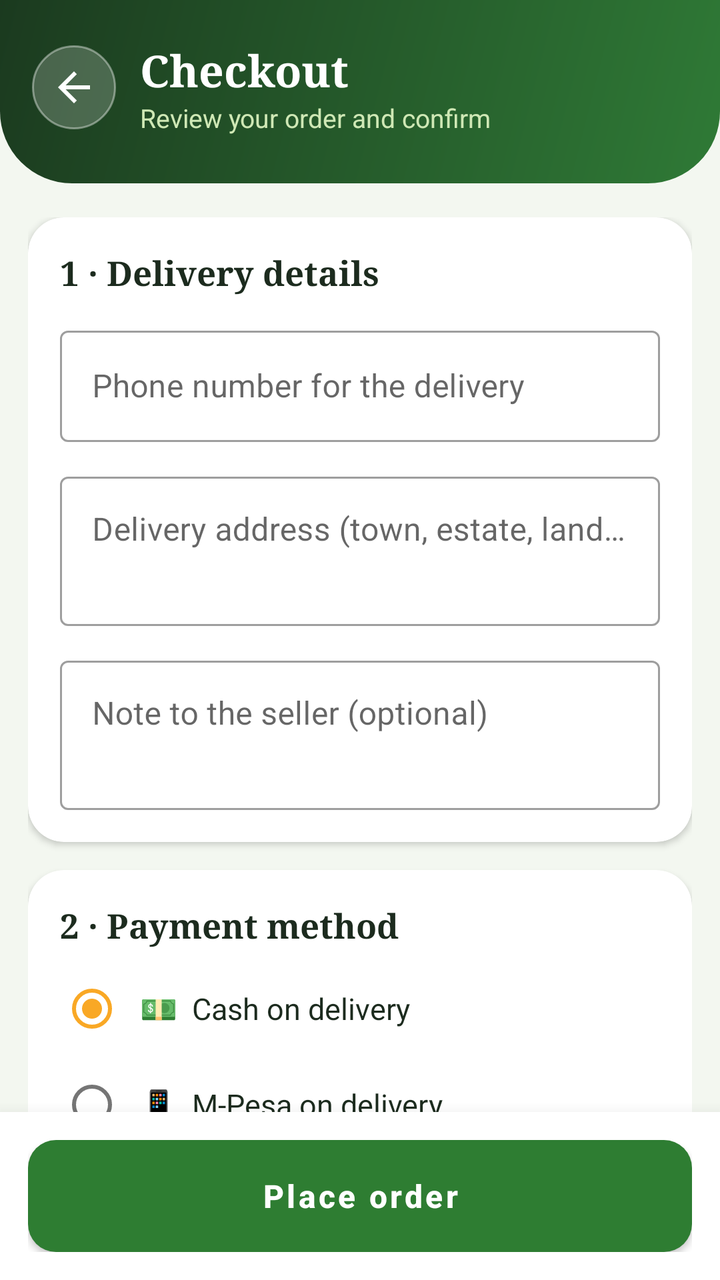
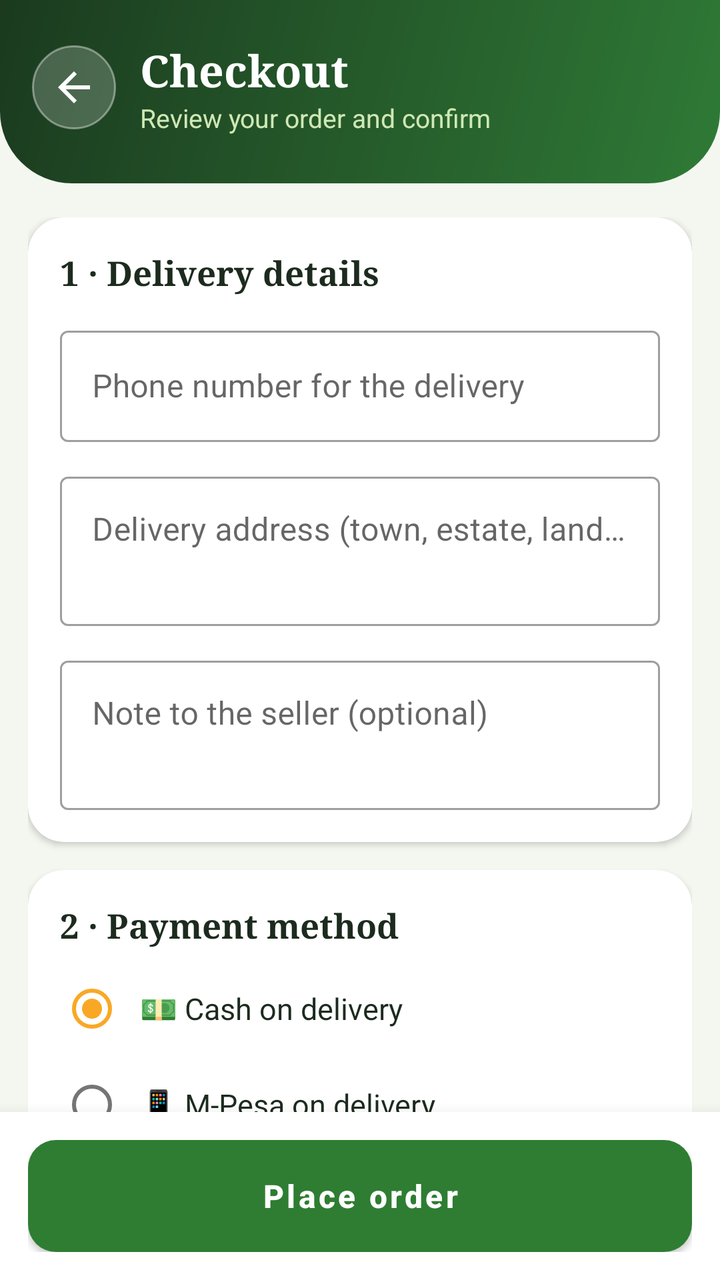

Screens rendered from an Android XML layout before and after an edit, with the pre-edit source and the edit as a unified diff.
<!-- AndroidManifest.xml: activity theme Theme.FarmConnect.FarmerDash -->
<!-- res/layout/activity_checkout.xml -->
<?xml version="1.0" encoding="utf-8"?>
<LinearLayout xmlns:android="http://schemas.android.com/apk/res/android"
    xmlns:app="http://schemas.android.com/apk/res-auto"
    android:layout_width="match_parent" android:layout_height="match_parent"
    android:background="@color/fc_bg" android:orientation="vertical">

    <LinearLayout android:layout_width="match_parent" android:layout_height="wrap_content"
        android:background="@drawable/bg_dash_header" android:gravity="center_vertical" android:orientation="horizontal"
        android:paddingBottom="24dp" android:paddingEnd="16dp" android:paddingStart="16dp" android:paddingTop="20dp">
        <ImageButton android:id="@+id/btnBack" android:layout_width="42dp" android:layout_height="42dp"
            android:layout_marginEnd="12dp" android:background="@drawable/bg_icon_glass" android:contentDescription="Back"
            android:padding="10dp" android:src="@drawable/ic_back" android:tint="#FFFFFF" />
        <LinearLayout android:layout_width="0dp" android:layout_height="wrap_content" android:layout_weight="1"
            android:orientation="vertical">
            <TextView android:id="@+id/tvTitle" android:layout_width="wrap_content" android:layout_height="wrap_content"
                android:fontFamily="serif" android:text="Checkout" android:textColor="#FFFFFF" android:textSize="22sp"
                android:textStyle="bold" />
            <TextView android:id="@+id/tvSubtitle" android:layout_width="wrap_content" android:layout_height="wrap_content"
                android:text="Review your order and confirm" android:textColor="#CFE8B5" android:textSize="13sp" />
        </LinearLayout>
        
    </LinearLayout>
    <ProgressBar android:id="@+id/progress" style="?android:attr/progressBarStyleHorizontal"
        android:layout_width="match_parent" android:layout_height="3dp" android:indeterminate="true"
        android:visibility="invisible" />
    <ScrollView android:layout_width="match_parent" android:layout_height="0dp" android:layout_weight="1"
        android:scrollbars="none">
        <LinearLayout android:layout_width="match_parent" android:layout_height="wrap_content"
            android:orientation="vertical" android:padding="14dp">

            <com.google.android.material.card.MaterialCardView android:layout_width="match_parent"
                android:layout_height="wrap_content" android:layout_marginTop="0dp"
                app:cardBackgroundColor="@color/fc_card" app:cardCornerRadius="18dp" app:cardElevation="2dp" app:strokeWidth="0dp">
                <LinearLayout android:layout_width="match_parent" android:layout_height="wrap_content"
                    android:orientation="vertical" android:padding="16dp">
                    <TextView android:layout_width="wrap_content" android:layout_height="wrap_content"
                        android:fontFamily="serif" android:text="1 · Delivery details" android:textColor="@color/fc_text"
                        android:textSize="17sp" android:textStyle="bold" />
                    <com.google.android.material.textfield.TextInputLayout android:id="@+id/tilPhone"
                        style="@style/Widget.MaterialComponents.TextInputLayout.OutlinedBox"
                        android:layout_width="match_parent" android:layout_height="wrap_content"
                        android:layout_marginTop="12dp" android:hint="Phone number for the delivery">
                        <com.google.android.material.textfield.TextInputEditText android:id="@+id/etPhone"
                            android:layout_width="match_parent" android:layout_height="wrap_content"
                            android:inputType="phone"  />
                    </com.google.android.material.textfield.TextInputLayout>
                    <com.google.android.material.textfield.TextInputLayout android:id="@+id/tilAddress"
                        style="@style/Widget.MaterialComponents.TextInputLayout.OutlinedBox"
                        android:layout_width="match_parent" android:layout_height="wrap_content"
                        android:layout_marginTop="12dp" android:hint="Delivery address (town, estate, landmark)">
                        <com.google.android.material.textfield.TextInputEditText android:id="@+id/etAddress"
                            android:layout_width="match_parent" android:layout_height="wrap_content"
                            android:inputType="textMultiLine|textCapSentences" android:minLines="2" android:gravity="top|start" />
                    </com.google.android.material.textfield.TextInputLayout>
                    <com.google.android.material.textfield.TextInputLayout android:id="@+id/tilNote"
                        style="@style/Widget.MaterialComponents.TextInputLayout.OutlinedBox"
                        android:layout_width="match_parent" android:layout_height="wrap_content"
                        android:layout_marginTop="12dp" android:hint="Note to the seller (optional)">
                        <com.google.android.material.textfield.TextInputEditText android:id="@+id/etNote"
                            android:layout_width="match_parent" android:layout_height="wrap_content"
                            android:inputType="textMultiLine|textCapSentences" android:minLines="2" android:gravity="top|start" android:maxLength="500" />
                    </com.google.android.material.textfield.TextInputLayout>
                </LinearLayout>
            </com.google.android.material.card.MaterialCardView>

            <com.google.android.material.card.MaterialCardView android:layout_width="match_parent"
                android:layout_height="wrap_content" android:layout_marginTop="14dp"
                app:cardBackgroundColor="@color/fc_card" app:cardCornerRadius="18dp" app:cardElevation="2dp" app:strokeWidth="0dp">
                <LinearLayout android:layout_width="match_parent" android:layout_height="wrap_content"
                    android:orientation="vertical" android:padding="16dp">
                    <TextView android:layout_width="wrap_content" android:layout_height="wrap_content"
                        android:fontFamily="serif" android:text="2 · Payment method" android:textColor="@color/fc_text"
                        android:textSize="17sp" android:textStyle="bold" />
                    <RadioGroup android:id="@+id/rgPay" android:layout_width="match_parent"
                        android:layout_height="wrap_content" android:layout_marginTop="6dp">
                        <RadioButton android:id="@+id/rbCash" android:layout_width="match_parent"
                            android:layout_height="wrap_content" android:checked="true" android:padding="8dp"
                            android:text="💵  Cash on delivery" android:textColor="@color/fc_text" android:textSize="15sp" />
                        <RadioButton android:id="@+id/rbMpesa" android:layout_width="match_parent"
                            android:layout_height="wrap_content" android:padding="8dp"
                            android:text="📱  M-Pesa on delivery" android:textColor="@color/fc_text" android:textSize="15sp" />
                    </RadioGroup>
                    <TextView android:layout_width="match_parent" android:layout_height="wrap_content"
                        android:layout_marginTop="6dp" android:background="@drawable/bg_chip"
                        android:backgroundTint="@color/fc_primary_light" android:padding="12dp"
                        android:text="You pay the seller when your order arrives. No money is taken inside the app."
                        android:textColor="#1B5E20" android:textSize="12sp" />
                </LinearLayout>
            </com.google.android.material.card.MaterialCardView>

            <com.google.android.material.card.MaterialCardView android:layout_width="match_parent"
                android:layout_height="wrap_content" android:layout_marginTop="14dp"
                app:cardBackgroundColor="@color/fc_card" app:cardCornerRadius="18dp" app:cardElevation="2dp" app:strokeWidth="0dp">
                <LinearLayout android:layout_width="match_parent" android:layout_height="wrap_content"
                    android:orientation="vertical" android:padding="16dp">
                    <TextView android:layout_width="wrap_content" android:layout_height="wrap_content"
                        android:fontFamily="serif" android:text="3 · Order summary" android:textColor="@color/fc_text"
                        android:textSize="17sp" android:textStyle="bold" />
                    <LinearLayout android:id="@+id/summaryContainer" android:layout_width="match_parent"
                        android:layout_height="wrap_content" android:layout_marginTop="8dp" android:orientation="vertical" />
                    <View android:layout_width="match_parent" android:layout_height="1dp" android:layout_marginBottom="10dp"
                        android:layout_marginTop="6dp" android:background="#E3EBE0" />
                    <LinearLayout android:layout_width="match_parent" android:layout_height="wrap_content" android:orientation="horizontal">
                        <TextView android:layout_width="0dp" android:layout_height="wrap_content" android:layout_weight="1"
                            android:fontFamily="serif" android:text="Total" android:textColor="@color/fc_text"
                            android:textSize="18sp" android:textStyle="bold" />
                        <TextView android:id="@+id/tvTotal" android:layout_width="wrap_content" android:layout_height="wrap_content"
                            android:textColor="@color/fc_primary" android:textSize="20sp" android:textStyle="bold" />
                    </LinearLayout>
                </LinearLayout>
            </com.google.android.material.card.MaterialCardView>
        </LinearLayout>
    </ScrollView>
    <LinearLayout android:layout_width="match_parent" android:layout_height="wrap_content"
        android:background="@color/fc_card" android:elevation="12dp" android:padding="14dp">
        <com.google.android.material.button.MaterialButton android:id="@+id/btnPlace"
            android:layout_width="match_parent" android:layout_height="56dp" android:insetBottom="0dp"
            android:insetTop="0dp" android:text="Place order" android:textAllCaps="false" android:textSize="16sp"
            android:textStyle="bold" app:cornerRadius="14dp" />
    </LinearLayout>
</LinearLayout>
<!-- resources referenced by this layout -->
<resources>
  <color name="fc_bg">#F3F7F0</color>
  <color name="fc_card">#FFFFFF</color>
  <color name="fc_primary">#2E7D32</color>
  <color name="fc_primary_light">#E3F1E0</color>
  <color name="fc_text">#1C2B1E</color>
  <!-- drawable bg_chip (drawable) -->
  <?xml version="1.0" encoding="utf-8"?>
  <shape xmlns:android="http://schemas.android.com/apk/res/android" android:shape="rectangle">
      <solid android:color="#FFFFFF" />
      <corners android:radius="12dp" />
  </shape>
  <!-- drawable bg_dash_header (drawable) -->
  <?xml version="1.0" encoding="utf-8"?>
  <shape xmlns:android="http://schemas.android.com/apk/res/android" android:shape="rectangle">
      <gradient android:angle="315" android:startColor="#1B3A1F" android:endColor="#2F7A36" />
      <corners android:bottomLeftRadius="36dp" android:bottomRightRadius="36dp" />
  </shape>
  <!-- drawable bg_icon_glass (drawable) -->
  <?xml version="1.0" encoding="utf-8"?>
  <shape xmlns:android="http://schemas.android.com/apk/res/android" android:shape="oval">
      <solid android:color="#33FFFFFF" />
      <stroke android:width="1dp" android:color="#66FFFFFF" />
  </shape>
  <!-- drawable ic_back (drawable) -->
  <vector xmlns:android="http://schemas.android.com/apk/res/android"
      android:width="24dp" android:height="24dp" android:viewportWidth="24" android:viewportHeight="24">
      <path android:fillColor="#FF000000" android:pathData="M20,11H7.83l5.59,-5.59L12,4l-8,8 8,8 1.41,-1.41L7.83,13H20v-2z" />
  </vector>
  <style name="Theme.FarmConnect.FarmerDash" parent="Theme.MaterialComponents.Light.NoActionBar">
          <item name="colorPrimary">#2E7D32</item>
          <item name="colorPrimaryVariant">@color/fc_dark</item>
          <item name="colorOnPrimary">#FFFFFF</item>
          <item name="colorSecondary">#F9A825</item>
          <item name="android:statusBarColor">@color/fc_dark</item>
          <item name="android:windowBackground">@color/fc_bg</item>
      </style>
  <color name="fc_dark">#1B3A1F</color>
</resources>

<!-- the commit's change to res/layout/activity_checkout.xml (unified diff, before → after) -->
@@ -8,15 +8,15 @@
         android:background="@drawable/bg_dash_header" android:gravity="center_vertical" android:orientation="horizontal"
         android:paddingBottom="24dp" android:paddingEnd="16dp" android:paddingStart="16dp" android:paddingTop="20dp">
         <ImageButton android:id="@+id/btnBack" android:layout_width="42dp" android:layout_height="42dp"
-            android:layout_marginEnd="12dp" android:background="@drawable/bg_icon_glass" android:contentDescription="Back"
+            android:layout_marginEnd="12dp" android:background="@drawable/bg_icon_glass" android:contentDescription="@string/t_0557fa92"
             android:padding="10dp" android:src="@drawable/ic_back" android:tint="#FFFFFF" />
         <LinearLayout android:layout_width="0dp" android:layout_height="wrap_content" android:layout_weight="1"
             android:orientation="vertical">
             <TextView android:id="@+id/tvTitle" android:layout_width="wrap_content" android:layout_height="wrap_content"
-                android:fontFamily="serif" android:text="Checkout" android:textColor="#FFFFFF" android:textSize="22sp"
+                android:fontFamily="serif" android:text="@string/t_6ff063fb" android:textColor="#FFFFFF" android:textSize="22sp"
                 android:textStyle="bold" />
             <TextView android:id="@+id/tvSubtitle" android:layout_width="wrap_content" android:layout_height="wrap_content"
-                android:text="Review your order and confirm" android:textColor="#CFE8B5" android:textSize="13sp" />
+                android:text="@string/t_d0ce7b51" android:textColor="#CFE8B5" android:textSize="13sp" />
         </LinearLayout>
         
     </LinearLayout>
@@ -34,12 +34,12 @@
                 <LinearLayout android:layout_width="match_parent" android:layout_height="wrap_content"
                     android:orientation="vertical" android:padding="16dp">
                     <TextView android:layout_width="wrap_content" android:layout_height="wrap_content"
-                        android:fontFamily="serif" android:text="1 · Delivery details" android:textColor="@color/fc_text"
+                        android:fontFamily="serif" android:text="@string/t_c6f6d998" android:textColor="@color/fc_text"
                         android:textSize="17sp" android:textStyle="bold" />
                     <com.google.android.material.textfield.TextInputLayout android:id="@+id/tilPhone"
                         style="@style/Widget.MaterialComponents.TextInputLayout.OutlinedBox"
                         android:layout_width="match_parent" android:layout_height="wrap_content"
-                        android:layout_marginTop="12dp" android:hint="Phone number for the delivery">
+                        android:layout_marginTop="12dp" android:hint="@string/t_7af1d8a9">
                         <com.google.android.material.textfield.TextInputEditText android:id="@+id/etPhone"
                             android:layout_width="match_parent" android:layout_height="wrap_content"
                             android:inputType="phone"  />
@@ -47,7 +47,7 @@
                     <com.google.android.material.textfield.TextInputLayout android:id="@+id/tilAddress"
                         style="@style/Widget.MaterialComponents.TextInputLayout.OutlinedBox"
                         android:layout_width="match_parent" android:layout_height="wrap_content"
-                        android:layout_marginTop="12dp" android:hint="Delivery address (town, estate, landmark)">
+                        android:layout_marginTop="12dp" android:hint="@string/t_cdcd0828">
                         <com.google.android.material.textfield.TextInputEditText android:id="@+id/etAddress"
                             android:layout_width="match_parent" android:layout_height="wrap_content"
                             android:inputType="textMultiLine|textCapSentences" android:minLines="2" android:gravity="top|start" />
@@ -55,7 +55,7 @@
                     <com.google.android.material.textfield.TextInputLayout android:id="@+id/tilNote"
                         style="@style/Widget.MaterialComponents.TextInputLayout.OutlinedBox"
                         android:layout_width="match_parent" android:layout_height="wrap_content"
-                        android:layout_marginTop="12dp" android:hint="Note to the seller (optional)">
+                        android:layout_marginTop="12dp" android:hint="@string/t_b822662d">
                         <com.google.android.material.textfield.TextInputEditText android:id="@+id/etNote"
                             android:layout_width="match_parent" android:layout_height="wrap_content"
                             android:inputType="textMultiLine|textCapSentences" android:minLines="2" android:gravity="top|start" android:maxLength="500" />
@@ -69,21 +69,21 @@
                 <LinearLayout android:layout_width="match_parent" android:layout_height="wrap_content"
                     android:orientation="vertical" android:padding="16dp">
                     <TextView android:layout_width="wrap_content" android:layout_height="wrap_content"
-                        android:fontFamily="serif" android:text="2 · Payment method" android:textColor="@color/fc_text"
+                        android:fontFamily="serif" android:text="@string/t_bf473402" android:textColor="@color/fc_text"
                         android:textSize="17sp" android:textStyle="bold" />
                     <RadioGroup android:id="@+id/rgPay" android:layout_width="match_parent"
                         android:layout_height="wrap_content" android:layout_marginTop="6dp">
                         <RadioButton android:id="@+id/rbCash" android:layout_width="match_parent"
                             android:layout_height="wrap_content" android:checked="true" android:padding="8dp"
-                            android:text="💵  Cash on delivery" android:textColor="@color/fc_text" android:textSize="15sp" />
+                            android:text="@string/t_91cc4ab8" android:textColor="@color/fc_text" android:textSize="15sp" />
                         <RadioButton android:id="@+id/rbMpesa" android:layout_width="match_parent"
                             android:layout_height="wrap_content" android:padding="8dp"
-                            android:text="📱  M-Pesa on delivery" android:textColor="@color/fc_text" android:textSize="15sp" />
+                            android:text="@string/t_8e89e2a1" android:textColor="@color/fc_text" android:textSize="15sp" />
                     </RadioGroup>
                     <TextView android:layout_width="match_parent" android:layout_height="wrap_content"
                         android:layout_marginTop="6dp" android:background="@drawable/bg_chip"
                         android:backgroundTint="@color/fc_primary_light" android:padding="12dp"
-                        android:text="You pay the seller when your order arrives. No money is taken inside the app."
+                        android:text="@string/t_afd0a624"
                         android:textColor="#1B5E20" android:textSize="12sp" />
                 </LinearLayout>
             </com.google.android.material.card.MaterialCardView>
@@ -94,7 +94,7 @@
                 <LinearLayout android:layout_width="match_parent" android:layout_height="wrap_content"
                     android:orientation="vertical" android:padding="16dp">
                     <TextView android:layout_width="wrap_content" android:layout_height="wrap_content"
-                        android:fontFamily="serif" android:text="3 · Order summary" android:textColor="@color/fc_text"
+                        android:fontFamily="serif" android:text="@string/t_97cd4499" android:textColor="@color/fc_text"
                         android:textSize="17sp" android:textStyle="bold" />
                     <LinearLayout android:id="@+id/summaryContainer" android:layout_width="match_parent"
                         android:layout_height="wrap_content" android:layout_marginTop="8dp" android:orientation="vertical" />
@@ -102,7 +102,7 @@
                         android:layout_marginTop="6dp" android:background="#E3EBE0" />
                     <LinearLayout android:layout_width="match_parent" android:layout_height="wrap_content" android:orientation="horizontal">
                         <TextView android:layout_width="0dp" android:layout_height="wrap_content" android:layout_weight="1"
-                            android:fontFamily="serif" android:text="Total" android:textColor="@color/fc_text"
+                            android:fontFamily="serif" android:text="@string/t_96b01412" android:textColor="@color/fc_text"
                             android:textSize="18sp" android:textStyle="bold" />
                         <TextView android:id="@+id/tvTotal" android:layout_width="wrap_content" android:layout_height="wrap_content"
                             android:textColor="@color/fc_primary" android:textSize="20sp" android:textStyle="bold" />
@@ -115,7 +115,7 @@
         android:background="@color/fc_card" android:elevation="12dp" android:padding="14dp">
         <com.google.android.material.button.MaterialButton android:id="@+id/btnPlace"
             android:layout_width="match_parent" android:layout_height="56dp" android:insetBottom="0dp"
-            android:insetTop="0dp" android:text="Place order" android:textAllCaps="false" android:textSize="16sp"
+            android:insetTop="0dp" android:text="@string/t_e7965ae5" android:textAllCaps="false" android:textSize="16sp"
             android:textStyle="bold" app:cornerRadius="14dp" />
     </LinearLayout>
 </LinearLayout>
<!-- resource entries referenced after the edit -->
@@ -28,6 +28,20 @@
       android:width="24dp" android:height="24dp" android:viewportWidth="24" android:viewportHeight="24">
       <path android:fillColor="#FF000000" android:pathData="M20,11H7.83l5.59,-5.59L12,4l-8,8 8,8 1.41,-1.41L7.83,13H20v-2z" />
   </vector>
+  <string name="t_0557fa92">Back</string>
+  <string name="t_6ff063fb">Checkout</string>
+  <string name="t_7af1d8a9">Phone number for the delivery</string>
+  <string name="t_8e89e2a1">📱  M-Pesa on delivery</string>
+  <string name="t_91cc4ab8">💵  Cash on delivery</string>
+  <string name="t_96b01412">Total</string>
+  <string name="t_97cd4499">3 · Order summary</string>
+  <string name="t_afd0a624">You pay the seller when your order arrives. No money is taken inside the app.</string>
+  <string name="t_b822662d">Note to the seller (optional)</string>
+  <string name="t_bf473402">2 · Payment method</string>
+  <string name="t_c6f6d998">1 · Delivery details</string>
+  <string name="t_cdcd0828">Delivery address (town, estate, landmark)</string>
+  <string name="t_d0ce7b51">Review your order and confirm</string>
+  <string name="t_e7965ae5">Place order</string>
   <style name="Theme.FarmConnect.FarmerDash" parent="Theme.MaterialComponents.Light.NoActionBar">
           <item name="colorPrimary">#2E7D32</item>
           <item name="colorPrimaryVariant">@color/fc_dark</item>
